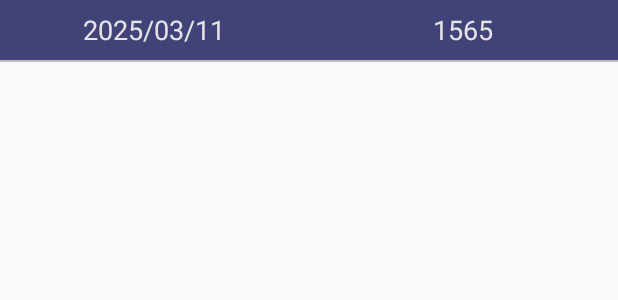
After one commit to dearhj/ToolBag, an Android app: the layout detail_history_steps.xml on its own in the app's theme, with its tools: preview values and no code run, on a phone screen of 412 x 824 dp. The commit adds this screen. Shown: the top 300 px of the screen. Run offline under Robolectric (Android 15) with nearby library versions, the phone set to English and light mode, and no system bars.

Commit message:
增加历史数据查看功能

```diff
--- a/app/src/main/AndroidManifest.xml
+++ b/app/src/main/AndroidManifest.xml
@@ -26,7 +26,7 @@
     <uses-permission android:name="android.permission.ACCESS_COARSE_LOCATION" />
     <uses-permission android:name="android.permission.RECEIVE_BOOT_COMPLETED" />
     <uses-permission android:name="android.permission.BODY_SENSORS" />
-    <uses-permission android:name="android.permission.ACTIVITY_RECOGNITION"/>
+    <uses-permission android:name="android.permission.ACTIVITY_RECOGNITION" />
 
     <application
         android:name=".App"
@@ -39,6 +39,9 @@
         android:supportsRtl="true"
         android:theme="@style/Theme.TransparentNavigationBar"
         tools:targetApi="31">
+        <activity
+            android:name=".item.HistoryStepsActivity"
+            android:exported="false" />
         <activity
             android:name=".item.StepCounterActivity"
             android:exported="false" />
--- a/app/src/main/java/com/android/toolbag/bean/StepCount.kt
+++ b/app/src/main/java/com/android/toolbag/bean/StepCount.kt
@@ -9,4 +9,5 @@ data class StepCount(
     val displayDate: String, //用于UI显示的时间 格式03/10 去掉年份
     val todaySteps: Long,  //用于记录今日步数，
     val sensorSteps: Long, //用于记录此时传感器数据，
+    val virtualData: Boolean = false, //用于标记是否使虚拟数据，
 )
--- a/app/src/main/java/com/android/toolbag/bean/StepCountDao.kt
+++ b/app/src/main/java/com/android/toolbag/bean/StepCountDao.kt
@@ -15,6 +15,10 @@ interface StepCountDao {
     @Query("SELECT * FROM step_count WHERE date = :date")
     fun getStepCountByDate(date: Int): StepCount?
 
+    //查询所有数据
+    @Query("SELECT * FROM step_count")
+    fun getAllStepCounts(): MutableList<StepCount>?
+
     // 删除指定日期之后的所有数据
     @Query("DELETE FROM step_count WHERE date > :cutoffDate")
     fun deleteAfterDate(cutoffDate: Int)
--- a/app/src/main/java/com/android/toolbag/item/StepCounterActivity.kt
+++ b/app/src/main/java/com/android/toolbag/item/StepCounterActivity.kt
@@ -2,6 +2,7 @@ package com.android.toolbag.item
 
 import android.annotation.SuppressLint
 import android.app.AlertDialog
+import android.content.Intent
 import android.hardware.Sensor
 import android.hardware.SensorEvent
 import android.hardware.SensorEventListener
@@ -77,6 +78,8 @@ class StepCounterActivity : AppCompatActivity(), SensorEventListener {
         }
 
         todayCount!!.setOnClickListener {
+            val intent = Intent(this, HistoryStepsActivity::class.java)
+            startActivity(intent)
         }
 
         initBarChart(barChart!!)
--- /dev/null
+++ b/app/src/main/res/drawable/vertical_line.xml
@@ -0,0 +1,5 @@
+<?xml version="1.0" encoding="utf-8"?>
+<shape xmlns:android="http://schemas.android.com/apk/res/android">
+	<size android:height="1dp"/>
+	<solid android:color="@color/color_circle_1" />
+</shape>
--- /dev/null
+++ b/app/src/main/res/layout/detail_history_steps.xml
@@ -0,0 +1,38 @@
+<?xml version="1.0" encoding="utf-8"?>
+<LinearLayout xmlns:android="http://schemas.android.com/apk/res/android"
+    xmlns:tools="http://schemas.android.com/tools"
+    android:layout_width="match_parent"
+    android:layout_height="wrap_content"
+    android:background="@color/flash_blue"
+    android:divider="@drawable/vertical_line"
+    android:orientation="vertical"
+    android:showDividers="end">
+
+    <LinearLayout
+        android:layout_width="match_parent"
+        android:layout_height="40dp"
+        android:layout_gravity="center"
+        android:orientation="horizontal"
+        tools:ignore="MissingConstraints">
+
+        <TextView
+            android:id="@+id/tv_date"
+            android:layout_width="0dp"
+            android:layout_height="match_parent"
+            android:layout_weight="1"
+            android:gravity="center"
+            android:text="2025/03/11"
+            android:textColor="@color/color_circle_4"
+            android:textSize="18sp" />
+
+        <TextView
+            android:id="@+id/tv_count"
+            android:layout_width="0dp"
+            android:layout_height="match_parent"
+            android:layout_weight="1"
+            android:gravity="center"
+            android:text="1565"
+            android:textColor="@color/color_circle_4"
+            android:textSize="18sp" />
+    </LinearLayout>
+</LinearLayout>
--- a/app/src/main/res/values/strings.xml
+++ b/app/src/main/res/values/strings.xml
@@ -60,4 +60,7 @@
     <string name="sure">Sure</string>
     <string name="cancel">Cancel</string>
     <string name="input">Please enter the target number of steps</string>
+    <string name="data_history">Date</string>
+    <string name="count_history">Step Number</string>
+    <string name="title_history">Historical Data(Last 30 Days)</string>
 </resources>
```
Also changed, not shown: app/src/main/java/com/android/toolbag/Ext.kt (+23 -15 lines), app/src/main/java/com/android/toolbag/adapter/HistoryStepsAdapter.kt (added, +12 -0 lines), app/src/main/java/com/android/toolbag/item/HistoryStepsActivity.kt (added, +51 -0 lines), app/src/main/res/layout/activity_history_steps.xml (added, +73 -0 lines), 1 other file.
